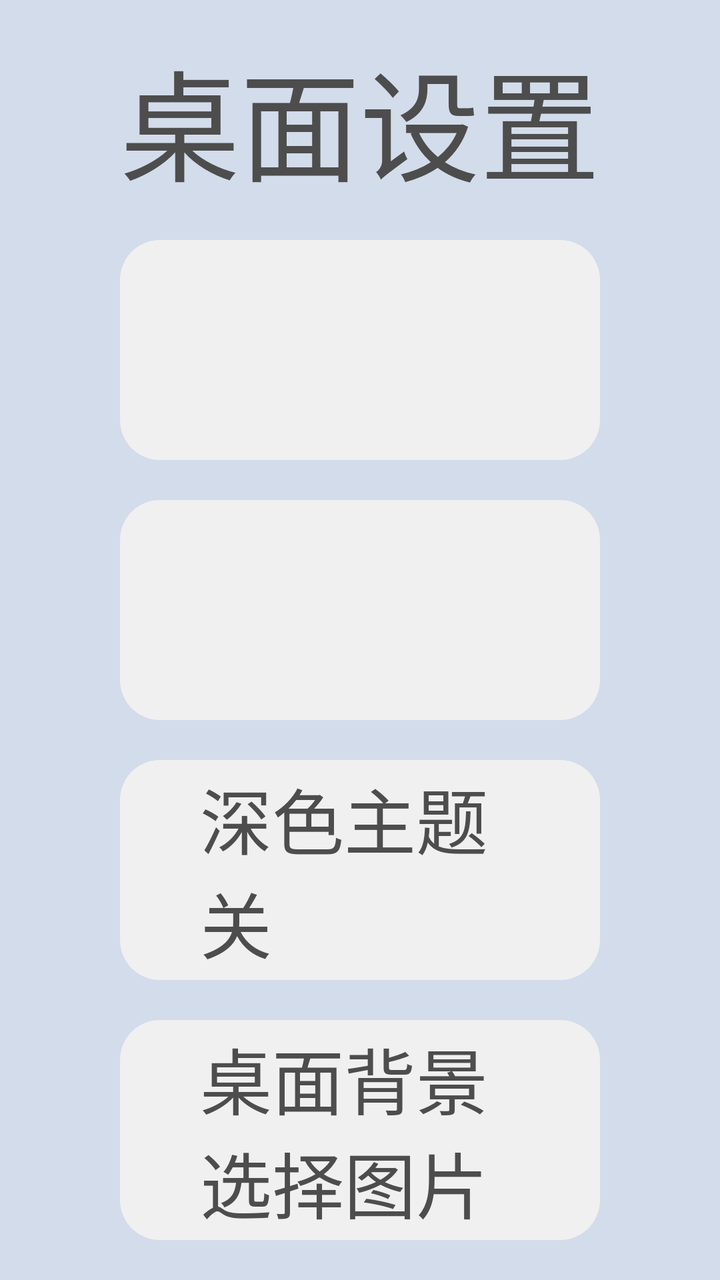
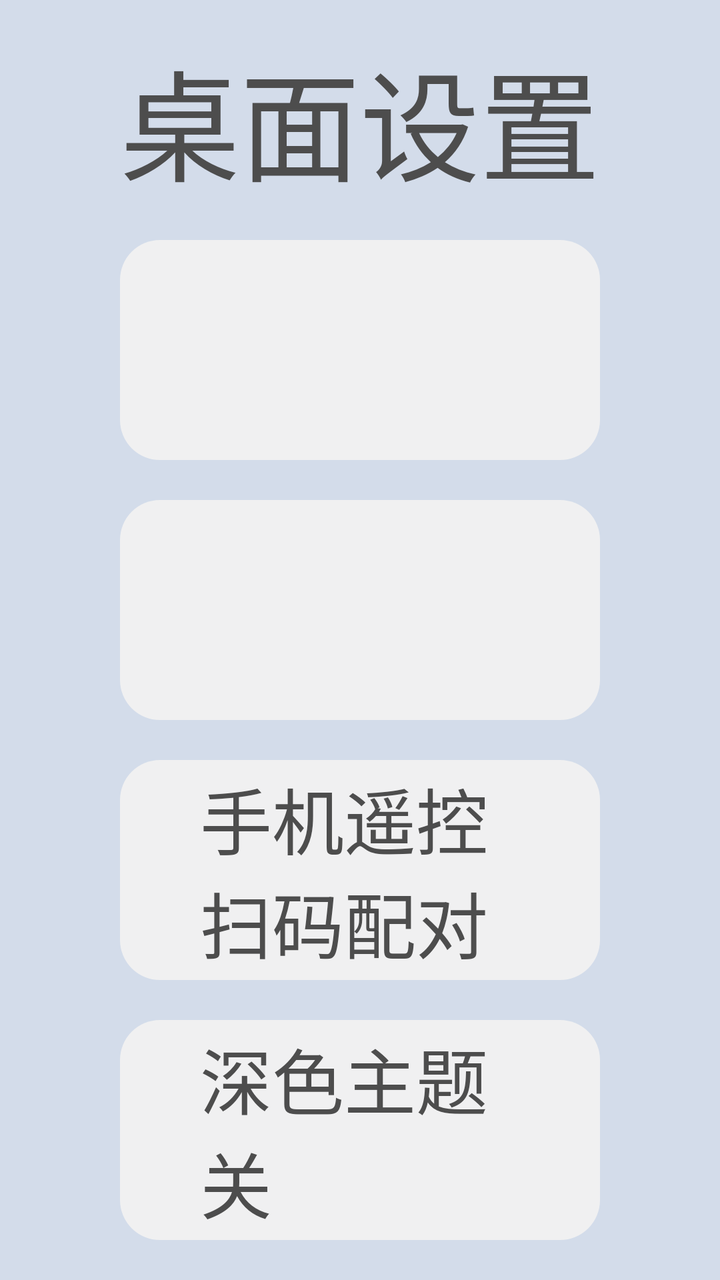

An Android layout rendered at two revisions. The XML below is the earlier revision; the diff shows what the commit changed to produce the second picture.
<!-- AndroidManifest.xml: application theme AppTheme -->
<!-- res/layout/activity_settings.xml -->
<?xml version="1.0" encoding="utf-8"?>
<LinearLayout xmlns:android="http://schemas.android.com/apk/res/android"
    android:id="@+id/root_settings"
    android:layout_width="match_parent"
    android:layout_height="match_parent"
    android:background="@color/bg"
    android:orientation="vertical">

    <LinearLayout
        android:layout_width="match_parent"
        android:layout_height="120dp"
        android:gravity="center_vertical"
        android:orientation="horizontal"
        android:paddingLeft="60dp"
        android:paddingRight="60dp">

        <TextView
            android:layout_width="wrap_content"
            android:layout_height="wrap_content"
            android:text="桌面设置"
            android:textColor="#FF4D4D4D"
            android:textSize="60dp" />

        <TextView
            android:id="@+id/hint_settings"
            android:layout_width="wrap_content"
            android:layout_height="wrap_content"
            android:layout_marginLeft="40dp"
            android:text="长按应用图标可置顶 / 移出主页 / 开机启动 / 卸载"
            android:textColor="#FF8A8A8A"
            android:textSize="26dp" />
    </LinearLayout>

    <TextView
        android:id="@+id/row_delay"
        android:layout_width="match_parent"
        android:layout_height="110dp"
        android:layout_marginLeft="60dp"
        android:layout_marginRight="60dp"
        android:layout_marginBottom="20dp"
        android:background="@drawable/cell_bg"
        android:clickable="true"
        android:focusable="true"
        android:gravity="center_vertical"
        android:paddingLeft="40dp"
        android:paddingRight="40dp"
        android:textColor="@color/textColor"
        android:textSize="36dp" />

    <TextView
        android:id="@+id/row_boot_count"
        android:layout_width="match_parent"
        android:layout_height="110dp"
        android:layout_marginLeft="60dp"
        android:layout_marginRight="60dp"
        android:layout_marginBottom="20dp"
        android:background="@drawable/cell_bg"
        android:gravity="center_vertical"
        android:paddingLeft="40dp"
        android:paddingRight="40dp"
        android:textColor="@color/textColor"
        android:textSize="36dp" />

    <TextView
        android:id="@+id/row_dark"
        android:layout_width="match_parent"
        android:layout_height="110dp"
        android:layout_marginLeft="60dp"
        android:layout_marginRight="60dp"
        android:layout_marginBottom="20dp"
        android:background="@drawable/cell_bg"
        android:clickable="true"
        android:focusable="true"
        android:gravity="center_vertical"
        android:paddingLeft="40dp"
        android:paddingRight="40dp"
        android:text="深色主题    关"
        android:textColor="@color/textColor"
        android:textSize="36dp" />

    <TextView
        android:id="@+id/row_wallpaper"
        android:layout_width="match_parent"
        android:layout_height="110dp"
        android:layout_marginLeft="60dp"
        android:layout_marginRight="60dp"
        android:layout_marginBottom="20dp"
        android:background="@drawable/cell_bg"
        android:clickable="true"
        android:focusable="true"
        android:gravity="center_vertical"
        android:paddingLeft="40dp"
        android:paddingRight="40dp"
        android:text="桌面背景    选择图片"
        android:textColor="@color/textColor"
        android:textSize="36dp" />

    <TextView
        android:id="@+id/row_wallpaper_reset"
        android:layout_width="match_parent"
        android:layout_height="110dp"
        android:layout_marginLeft="60dp"
        android:layout_marginRight="60dp"
        android:layout_marginBottom="20dp"
        android:background="@drawable/cell_bg"
        android:clickable="true"
        android:focusable="true"
        android:gravity="center_vertical"
        android:paddingLeft="40dp"
        android:paddingRight="40dp"
        android:text="桌面背景    恢复默认"
        android:textColor="@color/textColor"
        android:textSize="36dp" />

    <TextView
        android:id="@+id/row_widget"
        android:layout_width="match_parent"
        android:layout_height="110dp"
        android:layout_marginLeft="60dp"
        android:layout_marginRight="60dp"
        android:layout_marginBottom="20dp"
        android:background="@drawable/cell_bg"
        android:clickable="true"
        android:focusable="true"
        android:gravity="center_vertical"
        android:paddingLeft="40dp"
        android:paddingRight="40dp"
        android:text="桌面小控件    添加"
        android:textColor="@color/textColor"
        android:textSize="36dp" />

    <TextView
        android:id="@+id/row_widget_remove"
        android:layout_width="match_parent"
        android:layout_height="110dp"
        android:layout_marginLeft="60dp"
        android:layout_marginRight="60dp"
        android:layout_marginBottom="20dp"
        android:background="@drawable/cell_bg"
        android:clickable="true"
        android:focusable="true"
        android:gravity="center_vertical"
        android:paddingLeft="40dp"
        android:paddingRight="40dp"
        android:text="桌面小控件    移除"
        android:textColor="@color/textColor"
        android:textSize="36dp" />

</LinearLayout>
<!-- resources referenced by this layout -->
<resources>
  <color name="bg">#FFD3DCEA</color>
  <color name="textColor">#FF4D4D4D</color>
  <!-- drawable cell_bg (drawable) -->
  <?xml version="1.0" encoding="utf-8"?>
  <selector xmlns:android="http://schemas.android.com/apk/res/android">
      <item android:state_selected="true">
          <shape android:shape="rectangle">
              <corners android:radius="20dp"/>
              <solid android:color="@color/cellBgFocused"/>
              <stroke android:width="2dp" android:color="#FF808080"/>
          </shape>
      </item>
      <item android:state_focused="true">
          <shape android:shape="rectangle">
              <corners android:radius="20dp"/>
              <solid android:color="@color/cellBgFocused"/>
              <stroke android:width="2dp" android:color="#FF808080"/>
          </shape>
      </item>
      <item android:state_pressed="true">
          <shape android:shape="rectangle">
              <corners android:radius="20dp"/>
              <solid android:color="@color/bgSelected"/>
              <stroke android:width="2dp" android:color="#FF808080"/>
          </shape>
      </item>
      <item>
          <shape android:shape="rectangle">
              <corners android:radius="20dp"/>
              <solid android:color="@color/cellBg"/>
          </shape>
      </item>
  </selector>
  <style name="AppTheme" parent="@android:style/Theme.DeviceDefault.NoActionBar">
          <item name="android:windowBackground">@color/bg</item>
          <item name="android:windowFullscreen">true</item>
          <item name="android:windowContentOverlay">@null</item>
      </style>
  <color name="cellBgFocused">#FFFAFAFA</color>
  <color name="bgSelected">#CCFFFFFF</color>
  <color name="cellBg">#F2F2F2F2</color>
</resources>

<!-- the commit's change to res/layout/activity_settings.xml (unified diff, before → after) -->
@@ -58,6 +58,23 @@
         android:gravity="center_vertical"
         android:paddingLeft="40dp"
         android:paddingRight="40dp"
+        android:textColor="@color/textColor"
+        android:textSize="36dp" />
+
+    <TextView
+        android:id="@+id/row_remote"
+        android:layout_width="match_parent"
+        android:layout_height="110dp"
+        android:layout_marginLeft="60dp"
+        android:layout_marginRight="60dp"
+        android:layout_marginBottom="20dp"
+        android:background="@drawable/cell_bg"
+        android:clickable="true"
+        android:focusable="true"
+        android:gravity="center_vertical"
+        android:paddingLeft="40dp"
+        android:paddingRight="40dp"
+        android:text="手机遥控    扫码配对"
         android:textColor="@color/textColor"
         android:textSize="36dp" />
 
